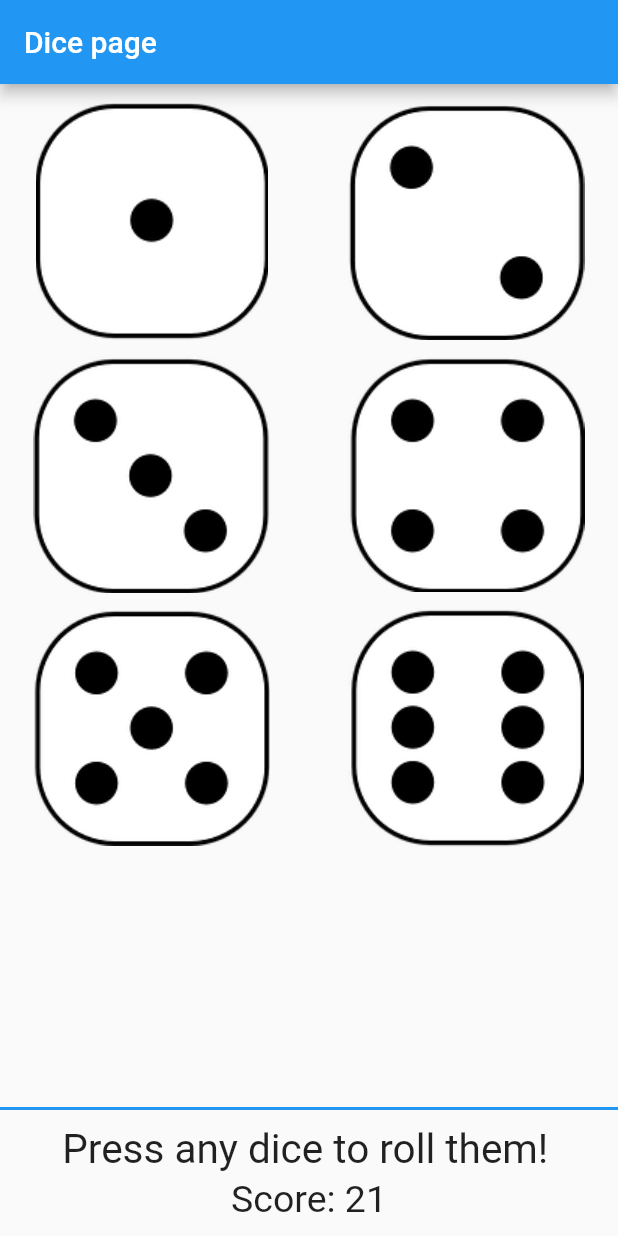
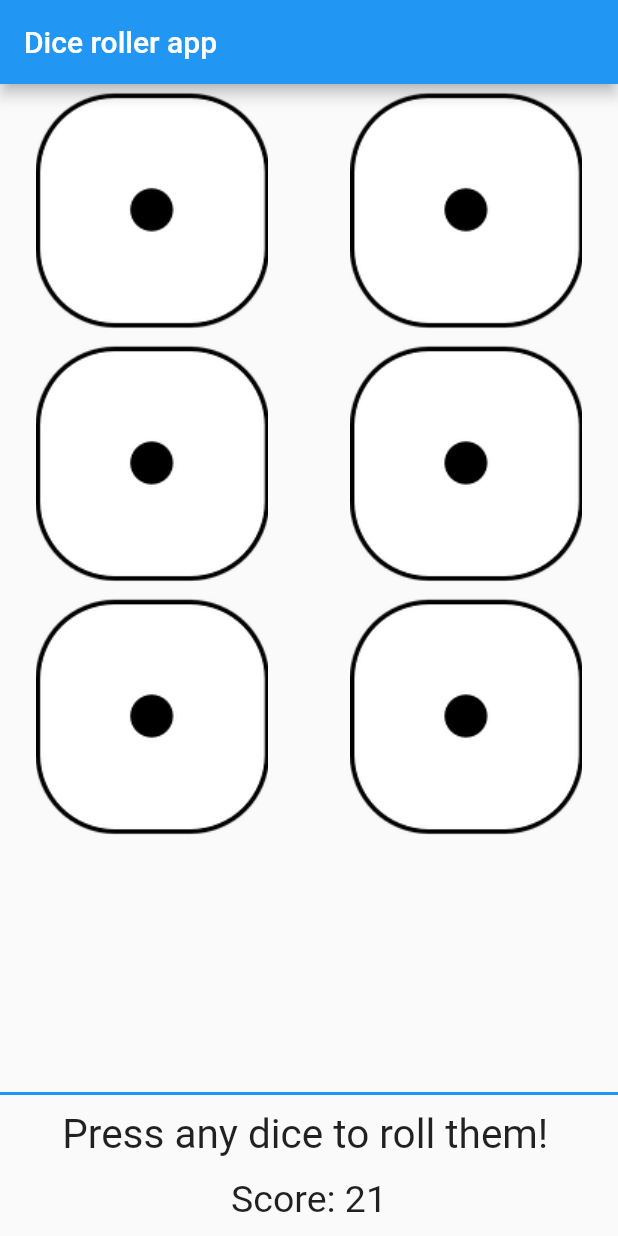
Before and after one commit to LeonardoMolleker/DiceRoller, a Flutter app: the screen it shows after launch, on a phone screen of 412 x 824 dp. Run offline on Flutter 3.47's test engine with Material 2 defaults, Android fonts, the phone set to English and light mode, and no system bars.

```diff
--- /dev/null
+++ b/lib/bloc/bloc.dart
@@ -0,0 +1,5 @@
+abstract class Bloc {
+  Future<void> initialize();
+
+  void dispose();
+}
--- /dev/null
+++ b/lib/bloc/dice_bloc.dart
@@ -0,0 +1,43 @@
+import 'dart:async';
+import 'dart:math';
+
+import '../const/constants.dart';
+import 'i_dice_bloc.dart';
+
+class DiceBloc extends IDiceBloc {
+  int diceNumbers;
+  StreamController<List<int>> _streamController =
+      StreamController<List<int>>.broadcast();
+  List<int> _values = [];
+
+  DiceBloc({
+    this.diceNumbers,
+  });
+
+  @override
+  Future<void> initialize() {}
+
+  @override
+  void dispose() {
+    _streamController.close();
+  }
+
+  @override
+  rollDices() {
+    _values.clear();
+    for (var i = 0; i < diceNumbers; i++) {
+      _values.add(getRandomNumber());
+    }
+    _streamController.sink.add(_values);
+  }
+
+  int getRandomNumber() {
+    return Random().nextInt(Constants.diceNumbers) + 1;
+  }
+
+  @override
+  Stream<List<int>> get stream => _streamController.stream;
+
+  @override
+  int get numberOfDices => diceNumbers;
+}
--- /dev/null
+++ b/lib/bloc/i_dice_bloc.dart
@@ -0,0 +1,9 @@
+import 'bloc.dart';
+
+abstract class IDiceBloc extends Bloc {
+  int get numberOfDices;
+
+  Stream<List<int>> get stream;
+
+  rollDices();
+}
--- a/lib/const/constants.dart
+++ b/lib/const/constants.dart
@@ -7,4 +7,12 @@ abstract class Constants {
   static const double containerPadding = 10.0;
   static const double scoreTextFontSize = 25.0;
   static const double indicatorTextFontSize = 27.0;
+  static const int diceNumbers = 6;
+  static const String rollThemText = "Press any dice to roll them!";
+  static const String dicePageTitle = "Dice roller app";
+  static const int defaultCrossAxisCount = 2;
+  static const int defaultDiceNumbers = 6;
+  static const String defaultPath = "lib/assets/face";
+  static const String defaultExt = ".png";
+  static const int defaultDiceValue = 1;
 }
--- a/lib/main.dart
+++ b/lib/main.dart
@@ -1,3 +1,6 @@
+import 'package:dice_roller/bloc/i_dice_bloc.dart';
+
+import 'bloc/dice_bloc.dart';
 import 'src/pages/dice_page.dart';
 import 'package:flutter/material.dart';
 
@@ -6,7 +9,10 @@ void main() {
 }
 
 class MyApp extends StatelessWidget {
-  // This widget is the root of your application.
+  final IDiceBloc bloc = DiceBloc(diceNumbers: 6);
+
+  MyApp(){}
+
   @override
   Widget build(BuildContext context) {
     return MaterialApp(
@@ -16,7 +22,7 @@ class MyApp extends StatelessWidget {
         primarySwatch: Colors.blue,
       ),
       home: DicePage(
-        diceQuantity: 6,
+        bloc: bloc,
       ),
     );
   }
--- a/lib/src/pages/dice_page.dart
+++ b/lib/src/pages/dice_page.dart
@@ -1,19 +1,22 @@
+import '../../bloc/i_dice_bloc.dart';
+import '../../widgets/dice.dart';
 import '../../const/constants.dart';
+
 import 'package:flutter/cupertino.dart';
 import 'package:flutter/material.dart';
 import 'package:flutter/rendering.dart';
 
 class DicePage extends StatelessWidget {
-  String ext;
-  String path;
-  int diceQuantity;
-  int crossAxisCount;
+  final String ext;
+  final String path;
+  final int crossAxisCount;
+  final IDiceBloc bloc;
 
   DicePage({
-    this.diceQuantity,
-    this.path = "lib/assets/face",
-    this.ext = ".png",
-    this.crossAxisCount = 2,
+    this.path = Constants.defaultPath,
+    this.ext = Constants.defaultExt,
+    this.crossAxisCount = Constants.defaultCrossAxisCount,
+    this.bloc,
   });
 
   @override
@@ -21,27 +24,22 @@ class DicePage extends StatelessWidget {
     return Scaffold(
       appBar: AppBar(
         title: Text(
-          "Dice page",
+          Constants.dicePageTitle,
         ),
       ),
-      body: GridView.count(
-        padding: EdgeInsets.only(
-          top: Constants.gridViewPaddingTop,
-        ),
+      body: StreamBuilder(
+        initialData: defaultDices(),
+        stream: bloc.stream,
+        builder: (context, snapshot) {
+          return GridView.count(
             childAspectRatio: Constants.aspectRatio,
-        crossAxisCount: this.crossAxisCount,
+            crossAxisCount: crossAxisCount,
             crossAxisSpacing: Constants.gridViewPaddingTop,
-        children: List.generate(this.diceQuantity, (index) {
-          return Container(
-            padding: EdgeInsets.only(
-              left: Constants.containerPadding,
-              right: Constants.containerPadding,
-            ),
-            child: Image.asset(
-              this.path + (++index).toString() + this.ext,
+            children: buildList(
+              snapshot,
             ),
           );
-        }),
+        },
       ),
       bottomNavigationBar: Container(
         decoration: BoxDecoration(
@@ -55,28 +53,32 @@ class DicePage extends StatelessWidget {
         child: Column(
           mainAxisSize: MainAxisSize.min,
           children: [
-            Container(
-              height: Constants.containerHeight,
-              padding: EdgeInsets.only(
+            Padding(
+              padding: const EdgeInsets.only(
                 right: Constants.containerPaddingRight,
                 top: Constants.containerPadding,
               ),
+              child: Container(
+                height: Constants.containerHeight,
                 child: Text(
-                "Press any dice to roll them!",
+                  Constants.rollThemText,
                   style: TextStyle(
                     fontSize: Constants.indicatorTextFontSize,
                   ),
                   textAlign: TextAlign.center,
                 ),
               ),
-            Container(
-              padding: EdgeInsets.only(
+            ),
+            Padding(
+              padding: const EdgeInsets.only(
                 bottom: Constants.containerPadding,
               ),
+              child: Container(
                 child: Text(
                   "Score: 21",
                   style: TextStyle(
                     fontSize: Constants.scoreTextFontSize,
+                  ),
                 ),
               ),
             )
@@ -85,4 +87,20 @@ class DicePage extends StatelessWidget {
       ),
     );
   }
+
+  List<Widget> buildList(AsyncSnapshot snapshot) {
+    return snapshot.data.map<Widget>((value) {
+      return Dice(bloc, path, ext, value);
+    }).toList();
   }
+
+  List<int> defaultDices() {
+    List<int> defaultDices = List.generate(
+      bloc.numberOfDices,
+      (index) {
+        return Constants.defaultDiceValue;
+      },
+    );
+    return defaultDices;
+  }
+}
--- /dev/null
+++ b/lib/widgets/dice.dart
@@ -0,0 +1,40 @@
+import '../bloc/i_dice_bloc.dart';
+import '../const/constants.dart';
+import 'package:flutter/cupertino.dart';
+import 'package:flutter/material.dart';
+
+class Dice extends StatelessWidget {
+  final IDiceBloc diceBloc;
+  final String path;
+  final String ext;
+  final int value;
+
+  Dice(
+    this.diceBloc,
+    this.path,
+    this.ext,
+    this.value,
+  );
+
+  @override
+  Widget build(BuildContext context) {
+    return InkWell(
+      onTap: rollDices,
+      child: Padding(
+        padding: const EdgeInsets.only(
+          left: Constants.containerPadding,
+          right: Constants.containerPadding,
+        ),
+        child: Container(
+          child: Image.asset(
+            path + value.toString() + ext,
+          ),
+        ),
+      ),
+    );
+  }
+
+  void rollDices() {
+    diceBloc.rollDices();
+  }
+}
```
Lines whose indentation alone changed are shown as unchanged.
